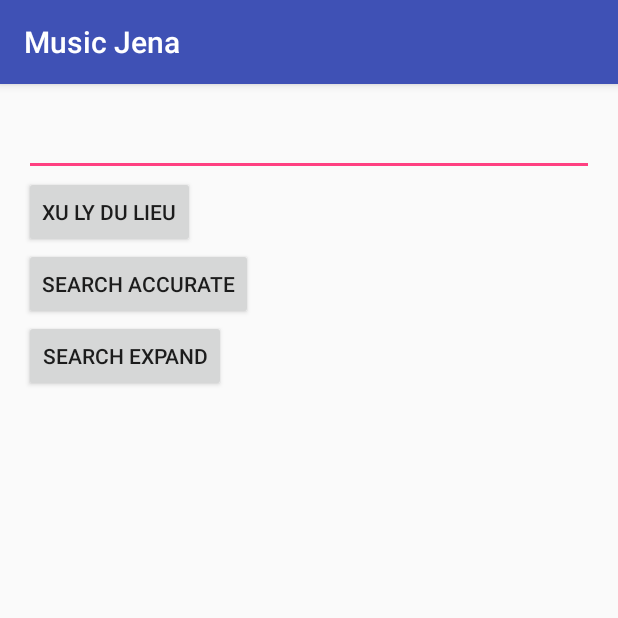
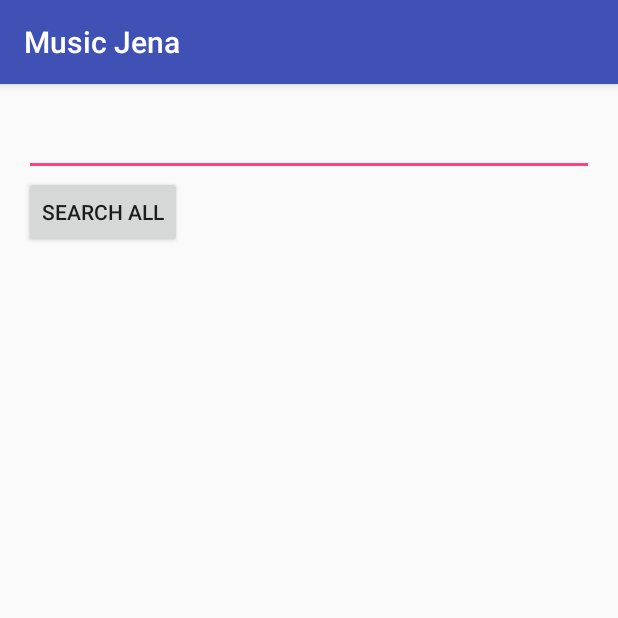
Before and after one commit to HaiLeader/Music-Jena, an Android app: the screen it shows after launch (MainActivity), on a phone screen of 412 x 824 dp, the top half of it. Run offline under Robolectric (Android 15) with nearby library versions, the phone set to English and light mode, and no system bars; 1 statement that could not run was skipped.

Commit message:
+ Add search Wikidata AsyncTask

```diff
--- /dev/null
+++ b/app/src/main/java/vn/brine/haileader/musicjena/asynctasks/SearchDataLMD.java
@@ -0,0 +1,48 @@
+package vn.brine.haileader.musicjena.asynctasks;
+
+import android.os.AsyncTask;
+import android.util.Log;
+
+import com.hp.hpl.jena.query.Query;
+import com.hp.hpl.jena.query.QueryExecution;
+import com.hp.hpl.jena.query.QueryExecutionFactory;
+import com.hp.hpl.jena.query.QueryFactory;
+import com.hp.hpl.jena.query.ResultSet;
+
+import vn.brine.haileader.musicjena.utils.Config;
+
+/**
+ * Created by HaiLeader on 7/5/2016.
+ */
+public class SearchDataLMD extends AsyncTask<String, Void, ResultSet> {
+
+    public final static String TAG = "SearchData";
+    private OnTaskCompleted mOnTaskCompleted;
+    private int mTypeSearch;
+
+    public SearchDataLMD(OnTaskCompleted onTaskCompleted, int typeSearch){
+        this.mOnTaskCompleted = onTaskCompleted;
+        this.mTypeSearch = typeSearch;
+    }
+
+    public interface OnTaskCompleted {
+        void onAsyncTaskCompletedLMD(ResultSet resultSet, int typeSearch);
+    }
+
+    @Override
+    protected ResultSet doInBackground(String... params) {
+        String queryString = params[0];
+        Log.d(TAG, queryString);
+        Query query = QueryFactory.create(queryString);
+        QueryExecution queryExecution = QueryExecutionFactory.createServiceRequest(Config.LINKEDMDB_ENDPOINT, query);
+        ResultSet resultSet = queryExecution.execSelect();
+        queryExecution.close();
+        return resultSet;
+    }
+
+    @Override
+    protected void onPostExecute(ResultSet resultSet) {
+        super.onPostExecute(resultSet);
+        mOnTaskCompleted.onAsyncTaskCompletedLMD(resultSet, mTypeSearch);
+    }
+}
--- a/app/src/main/java/vn/brine/haileader/musicjena/asynctasks/SearchData.java
+++ b/app/src/main/java/vn/brine/haileader/musicjena/asynctasks/SearchDataWiki.java
@@ -12,21 +12,21 @@ import com.hp.hpl.jena.query.ResultSet;
 import vn.brine.haileader.musicjena.utils.Config;
 
 /**
- * Created by HaiLeader on 7/5/2016.
+ * Created by HaiLeader on 7/7/2016.
  */
-public class SearchData extends AsyncTask<String, Void, ResultSet> {
+public class SearchDataWiki extends AsyncTask<String, Void, ResultSet> {
 
-    public final static String TAG = "SearchData";
-    private onTaskCompleted mOnTaskCompleted;
+    public final static String TAG = "SearchDataFreeBase";
+    private OnTaskCompleted mOnTaskCompleted;
     private int mTypeSearch;
 
-    public SearchData(onTaskCompleted onTaskCompleted, int typeSearch){
+    public SearchDataWiki(OnTaskCompleted onTaskCompleted, int typeSearch){
         this.mOnTaskCompleted = onTaskCompleted;
         this.mTypeSearch = typeSearch;
     }
 
-    public interface onTaskCompleted{
-        void onAsyncTaskCompleted(ResultSet resultSet, int typeSearch);
+    public interface OnTaskCompleted{
+        void onAsyncTaskCompletedWiki(ResultSet resultSet, int typeSearch);
     }
 
     @Override
@@ -34,7 +34,7 @@ public class SearchData extends AsyncTask<String, Void, ResultSet> {
         String queryString = params[0];
         Log.d(TAG, queryString);
         Query query = QueryFactory.create(queryString);
-        QueryExecution queryExecution = QueryExecutionFactory.createServiceRequest(Config.LINKEDMDB_ENDPOINT, query);
+        QueryExecution queryExecution = QueryExecutionFactory.createServiceRequest(Config.WIKIDATA_ENDPOINT, query);
         ResultSet resultSet = queryExecution.execSelect();
         queryExecution.close();
         return resultSet;
@@ -43,6 +43,6 @@ public class SearchData extends AsyncTask<String, Void, ResultSet> {
     @Override
     protected void onPostExecute(ResultSet resultSet) {
         super.onPostExecute(resultSet);
-        mOnTaskCompleted.onAsyncTaskCompleted(resultSet, mTypeSearch);
+        mOnTaskCompleted.onAsyncTaskCompletedWiki(resultSet, mTypeSearch);
     }
 }
--- a/app/src/main/java/vn/brine/haileader/musicjena/utils/Config.java
+++ b/app/src/main/java/vn/brine/haileader/musicjena/utils/Config.java
@@ -6,6 +6,7 @@ package vn.brine.haileader.musicjena.utils;
 public class Config {
     public static final String DBPEDIA_ENDPOINT = "http://dbpedia.org/sparql";
     public static final String LINKEDMDB_ENDPOINT = "http://www.linkedmdb.org/sparql";
+    public static final String WIKIDATA_ENDPOINT = "http://query.wikidata.org";
     public static final String PREFIX_LINKEDMDB =
             "PREFIX owl: <http://www.w3.org/2002/07/owl#>\n" +
                     "PREFIX xsd: <http://www.w3.org/2001/XMLSchema#>\n" +
--- a/app/src/main/res/layout/activity_main.xml
+++ b/app/src/main/res/layout/activity_main.xml
@@ -17,21 +17,10 @@
         android:inputType="text"/>
 
     <Button
-        android:id="@+id/allTypeMovieButton"
+        android:id="@+id/searchAll"
         android:layout_width="wrap_content"
         android:layout_height="wrap_content"
-        android:text="Xu ly du lieu" />
+        android:text="Search All" />
 
-    <Button
-        android:layout_width="wrap_content"
-        android:layout_height="wrap_content"
-        android:text="Search Accurate"
-        android:onClick="searchAccurate"/>
-
-    <Button
-        android:layout_width="wrap_content"
-        android:layout_height="wrap_content"
-        android:text="Search Expand"
-        android:onClick="searchExpand"/>
 
 </LinearLayout>
```
Also changed, not shown: app/src/main/java/vn/brine/haileader/musicjena/MainActivity.java (+156 -82 lines), app/src/main/java/vn/brine/haileader/musicjena/utils/DataAssistant.java (+6 -1 lines).
